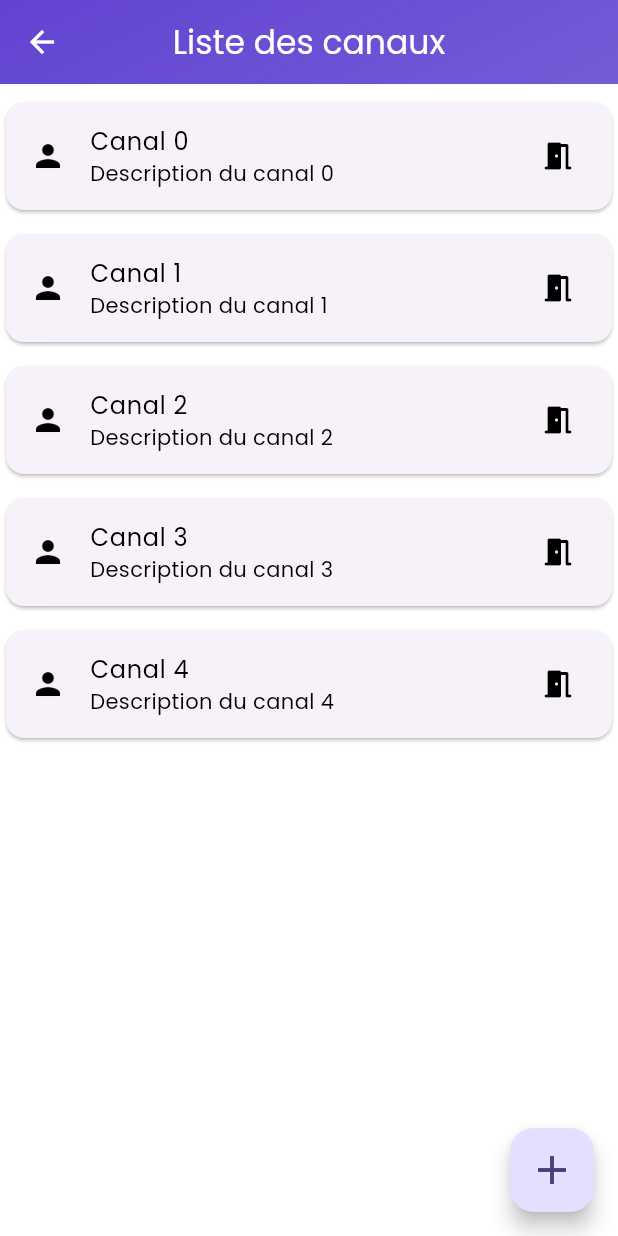
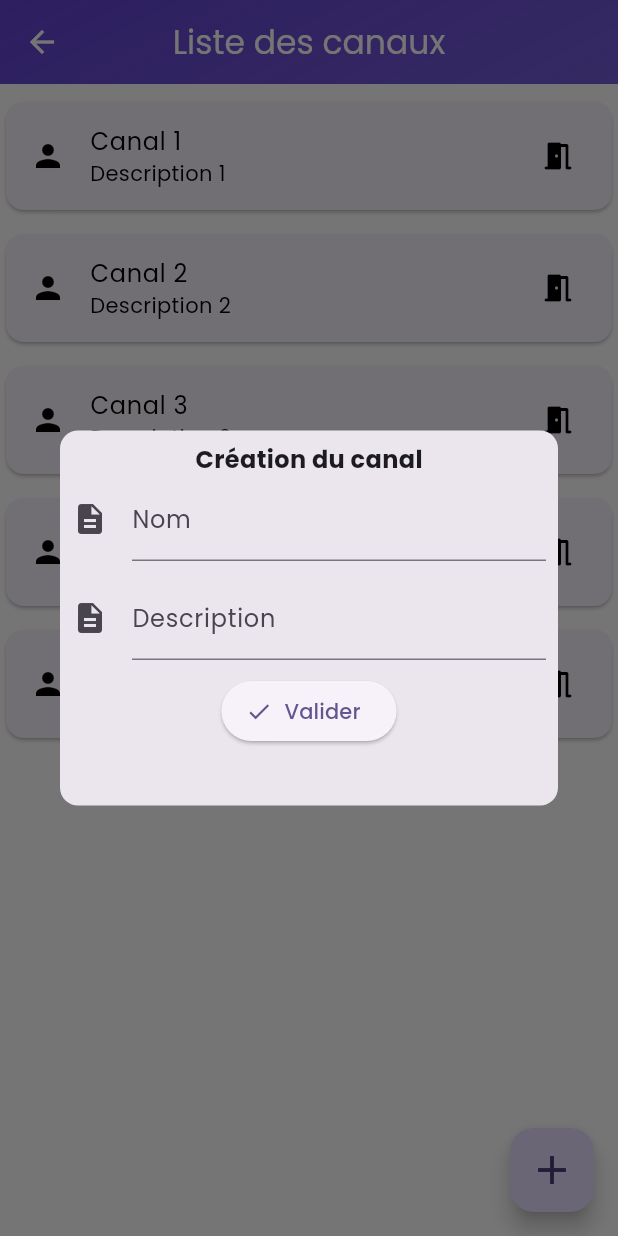
Before and after one commit to jvondermarck/alcatel-frontend, a Flutter app: the CanalsPage screen opened directly, after a tap on the "add" icon, on a phone screen of 412 x 824 dp. Run offline on Flutter 3.47's test engine with Material 2 defaults, Android fonts, the phone set to English and light mode, and no system bars.

Commit message:
feat: ✨ add new Canal logic (+ little refactor) #18

```diff
--- a/lib/pages/canals_page.dart
+++ b/lib/pages/canals_page.dart
@@ -11,8 +11,18 @@ class CanalsPage extends StatefulWidget {
 }
 
 class _CanalsPageState extends State<CanalsPage> {
+  List<CanalCard> canalList = [
+    const CanalCard(title: 'Canal 1', subtitle: 'Description 1'),
+    const CanalCard(title: 'Canal 2', subtitle: 'Description 2'),
+    const CanalCard(title: 'Canal 3', subtitle: 'Description 3'),
+    const CanalCard(title: 'Canal 4', subtitle: 'Description 4'),
+    const CanalCard(title: 'Canal 5', subtitle: 'Description 5'),
+  ];
   @override
   Widget build(BuildContext context) {
+    TextEditingController titleController = TextEditingController();
+    TextEditingController subtitleController = TextEditingController();
+
     return Container(
         decoration: const BoxDecoration(
             gradient: LinearGradient(
@@ -38,13 +48,11 @@ class _CanalsPageState extends State<CanalsPage> {
                   await Future.delayed(const Duration(seconds: 2));
                 },
                 child: ListView.builder(
-                    itemCount: 5,
-                    itemBuilder: (context, index) {
-                      return CanalCard(
-                        title: 'Canal $index',
-                        subtitle: 'Description du canal $index',
-                      );
-                    }),
+                  itemCount: canalList.length,
+                  itemBuilder: (context, index) {
+                    return canalList[index];
+                  },
+                ),
               ),
             ),
             floatingActionButton: FloatingActionButton(
@@ -63,19 +71,31 @@ class _CanalsPageState extends State<CanalsPage> {
                             style: TextStyle(
                                 fontWeight: FontWeight.bold, fontSize: 16),
                           ),
-                          const CanalFormField(
-                              title: 'Nom', hint: 'Ex: titre super cool'),
+                          CanalFormField(
+                              title: 'Nom',
+                              hint: 'Ex: titre super cool',
+                              controller: titleController),
                           const SizedBox(
                             height: 10,
                           ),
-                          const CanalFormField(
-                              title: 'Description',
-                              hint: 'Ex: description tip top'),
+                          CanalFormField(
+                            title: 'Description',
+                            hint: 'Ex: description tip top',
+                            controller: subtitleController,
+                          ),
                           const SizedBox(
                             height: 10,
                           ),
                           ElevatedButton.icon(
-                            onPressed: () {},
+                            onPressed: () {
+                              setState(() {
+                                String title = titleController.text;
+                                String subtitle = subtitleController.text;
+                                canalList.add(CanalCard(
+                                    title: title, subtitle: subtitle));
+                              });
+                              Navigator.pop(context);
+                            },
                             label: const Text('Valider'),
                             icon: const Icon(Icons.check),
                           )
```
